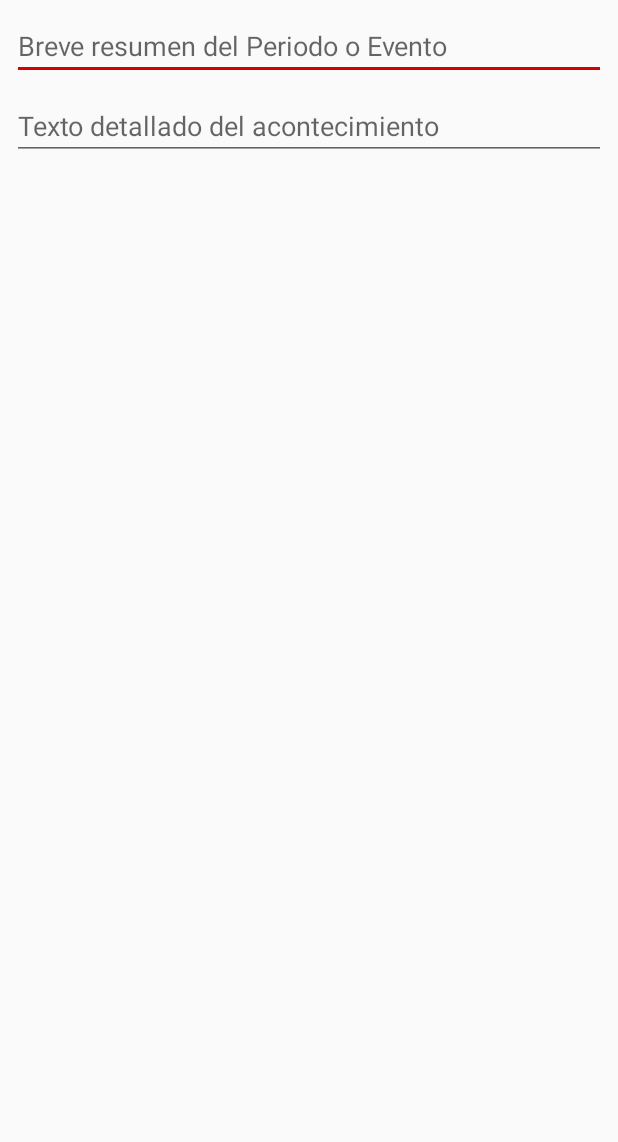
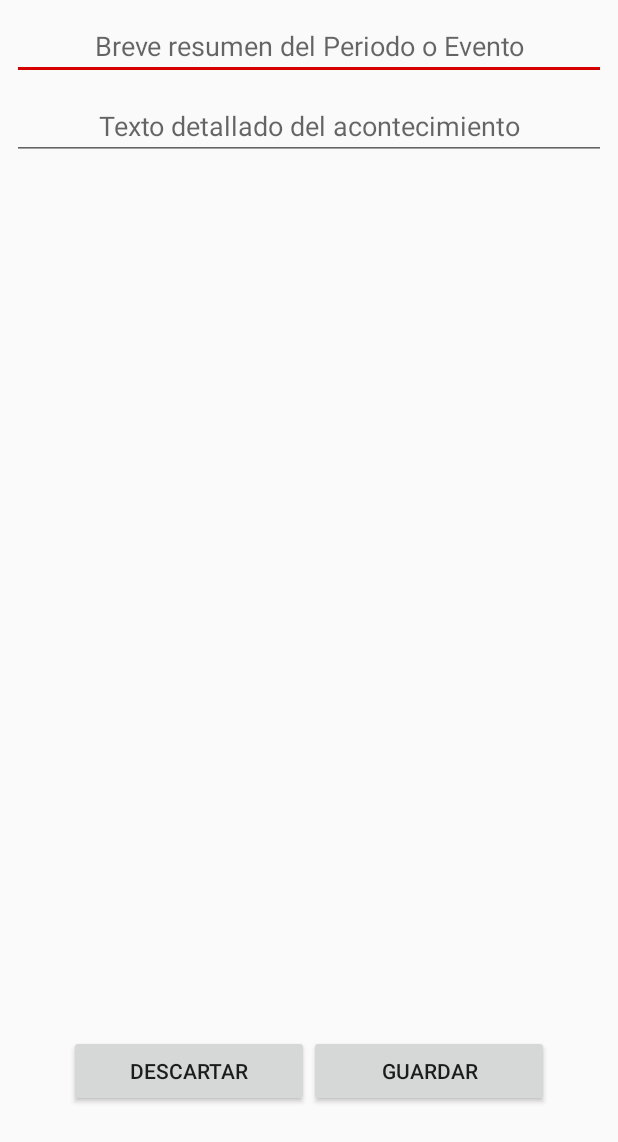
Before and after one commit to Naz713/PollScope, an Android app: the EditActivity screen opened directly, with no data from a screen before it, on a phone screen of 412 x 824 dp. Shown: the top 1142 px of the screen. Run offline under Robolectric (Android 15) with nearby library versions, the phone set to English and light mode, and no system bars.

Commit message:
llamada a actualizar timelapse

```diff
--- a/app/src/main/java/com/nazdesigns/polascope/EditActivity.java
+++ b/app/src/main/java/com/nazdesigns/polascope/EditActivity.java
@@ -3,6 +3,8 @@ package com.nazdesigns.polascope;
 import android.app.Activity;
 import android.os.Bundle;
 import android.support.annotation.Nullable;
+import android.view.View;
+import android.widget.Button;
 import android.widget.EditText;
 
 import com.nazdesigns.polascope.GameStructure.TimeLapse;
@@ -12,22 +14,41 @@ public class EditActivity extends Activity {
     private TimeLapse mTL;
     private EditText mResume;
     private EditText mLongText;
+    private Button mDescarta;
+    private Button mGuarda;
 
     @Override
     protected void onCreate(@Nullable Bundle savedInstanceState) {
         super.onCreate(savedInstanceState);
         mIndex = getIntent().getIntArrayExtra("index");
+
         setContentView(R.layout.activity_edit);
+
         mResume = findViewById(R.id.resume);
         mLongText = findViewById(R.id.long_text);
+
+        mDescarta = findViewById(R.id.buton_descarta);
+        mDescarta.setOnClickListener(new View.OnClickListener() {
+            @Override
+            public void onClick(View v) {
+                mResume.setText(mTL.getResume());
+                mLongText.setText(mTL.getBody());
+            }
+        });
+
+        mGuarda = findViewById(R.id.buton_guarda);
+        mGuarda.setOnClickListener(new View.OnClickListener() {
+            @Override
+            public void onClick(View v) {
+                mTL.setResume(mResume.getText().toString());
+                mTL.setBody(mLongText.getText().toString());
+                ( (PolApp) getApplication()).setBranch(mIndex, mTL);
+            }
+        });
 
         mTL = ((PolApp) getApplication()).getBranch(mIndex);
 
         mResume.setText(mTL.getResume());
         mLongText.setText(mTL.getBody());
     }
-
-    // TODO: Llamar de vuelta a PolApp para actualizar la informacion
-    // cuando se actualice la informacion
-
  }
--- a/app/src/main/res/layout/activity_edit.xml
+++ b/app/src/main/res/layout/activity_edit.xml
@@ -9,6 +9,7 @@
     <EditText
         android:id="@+id/resume"
         android:hint="@string/resume_hint"
+        android:textAlignment="center"
         android:layout_width="match_parent"
         android:layout_height="wrap_content"
         android:layout_marginStart="8dp"
@@ -23,6 +24,7 @@
     <EditText
         android:id="@+id/long_text"
         android:hint="@string/long_text_hint"
+        android:textAlignment="center"
         android:layout_width="match_parent"
         android:layout_height="wrap_content"
         android:layout_marginStart="8dp"
@@ -34,4 +36,33 @@
         app:layout_constraintStart_toStartOf="parent"
         app:layout_constraintTop_toBottomOf="@id/resume" />
 
+    <android.support.v7.widget.LinearLayoutCompat
+        android:layout_width="wrap_content"
+        android:layout_height="wrap_content"
+        android:layout_marginStart="8dp"
+        android:layout_marginTop="8dp"
+        android:layout_marginEnd="8dp"
+        android:layout_marginBottom="8dp"
+        android:orientation="horizontal"
+        android:padding="@dimen/large_margin"
+        app:dividerPadding="@dimen/large_margin"
+        app:layout_constraintBottom_toBottomOf="parent"
+        app:layout_constraintEnd_toEndOf="parent"
+        app:layout_constraintStart_toStartOf="parent"
+        app:layout_constraintTop_toBottomOf="@+id/long_text"
+        app:layout_constraintVertical_bias="0.9">
+
+        <Button
+            android:id="@+id/buton_descarta"
+            android:layout_width="@dimen/button_width"
+            android:layout_height="@dimen/button_height"
+            android:text="@string/descarta_button_text" />
+
+        <Button
+            android:id="@+id/buton_guarda"
+            android:layout_width="@dimen/button_width"
+            android:layout_height="@dimen/button_height"
+            android:text="@string/guarda_button_text" />
+    </android.support.v7.widget.LinearLayoutCompat>
+
 </android.support.constraint.ConstraintLayout>
--- a/app/src/main/res/values/dimens.xml
+++ b/app/src/main/res/values/dimens.xml
@@ -6,4 +6,6 @@
     <!-- Default screen margins, per the Android Design guidelines. -->
     <dimen name="activity_horizontal_margin">16dp</dimen>
     <dimen name="activity_vertical_margin">16dp</dimen>
+    <dimen name="button_width">160dp</dimen>
+    <dimen name="button_height">48dp</dimen>
 </resources>
--- a/app/src/main/res/values/strings.xml
+++ b/app/src/main/res/values/strings.xml
@@ -103,6 +103,8 @@
     <string name="prompt_password">Contraseña (Simple)</string>
     <string name="action_sign_up">Registrarse</string>
     <string name="action_sign_in">Entrar</string>
+    <string name="descarta_button_text">Descartar</string>
+    <string name="guarda_button_text">Guardar</string>
     <string name="error_invalid_email">Correo Electronico Invalido</string>
     <string name="user_creation_failed">Error al crear el usuario</string>
     <string name="error_incorrect_password">Contraseña Incorrecta</string>
```
